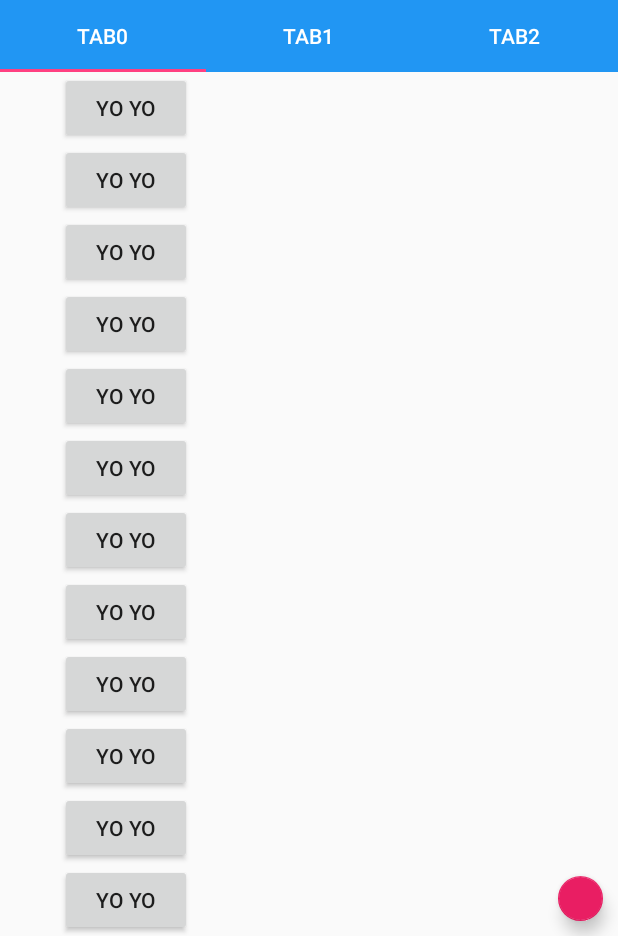
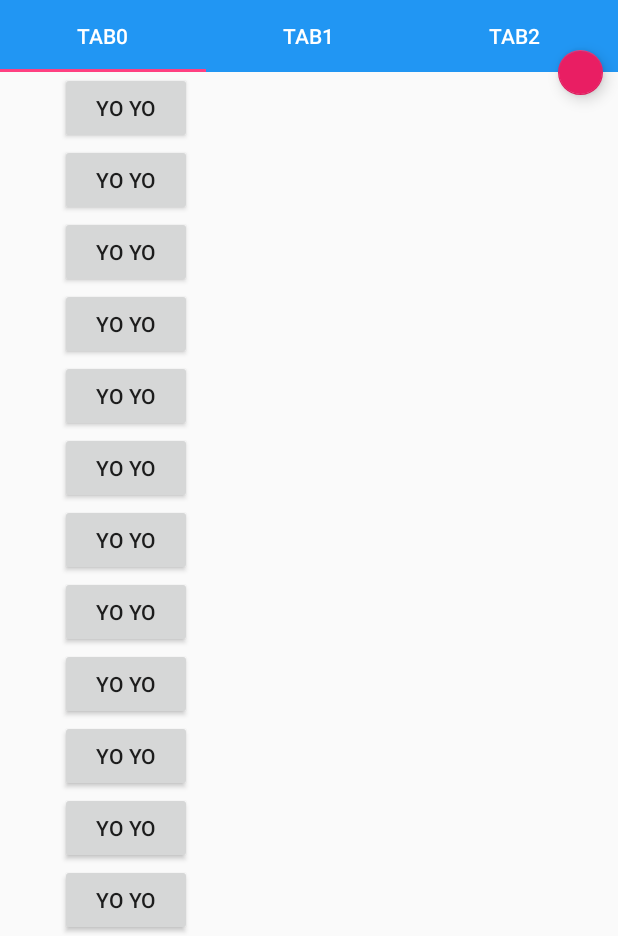
Before and after one commit to daoyua/design, an Android app: the screen it shows after launch (MainActivity), on a phone screen of 412 x 824 dp, the part 300-1236 px from its top. Run offline under Robolectric (Android 15) with nearby library versions, the phone set to English and light mode, and no system bars.

Commit message:
修改了点布局，试了下appbar的几个属性，在appbar下面可以滑动消失，而toolbar需要在CollapsingToolbarLayout下面折叠效果，可以添加个图片

```diff
--- a/app/src/main/res/layout/activity_main.xml
+++ b/app/src/main/res/layout/activity_main.xml
@@ -41,7 +41,8 @@
                         android:scaleType="centerCrop"
                         android:src="@mipmap/fengjing"
                         app:layout_collapseMode="parallax"
-                        app:layout_collapseParallaxMultiplier="0.7" />
+                        app:layout_collapseParallaxMultiplier="0.5"
+                         />
 
                     <androidx.appcompat.widget.Toolbar
                         android:id="@+id/toolbar"
@@ -80,7 +81,13 @@
                 >
 
             </androidx.viewpager.widget.ViewPager>
-
+            <com.google.android.material.floatingactionbutton.FloatingActionButton
+                android:layout_width="30dp"
+                android:layout_height="30dp"
+                app:layout_anchor="@id/appbar"
+                app:layout_anchorGravity="bottom|right"
+                android:layout_marginRight="10dp"
+                android:background="@mipmap/ic_launcher" />
         </androidx.coordinatorlayout.widget.CoordinatorLayout>
 
 
@@ -104,11 +111,6 @@
         android:layout_height="wrap_content"
         android:layout_gravity="bottom">
 
-        <com.google.android.material.floatingactionbutton.FloatingActionButton
-            android:layout_width="30dp"
-            android:layout_height="30dp"
-            android:layout_gravity="bottom|end"
-            android:layout_margin="10dp"
-            android:background="@mipmap/ic_launcher" />
+
     </androidx.coordinatorlayout.widget.CoordinatorLayout>
 </FrameLayout>
```
